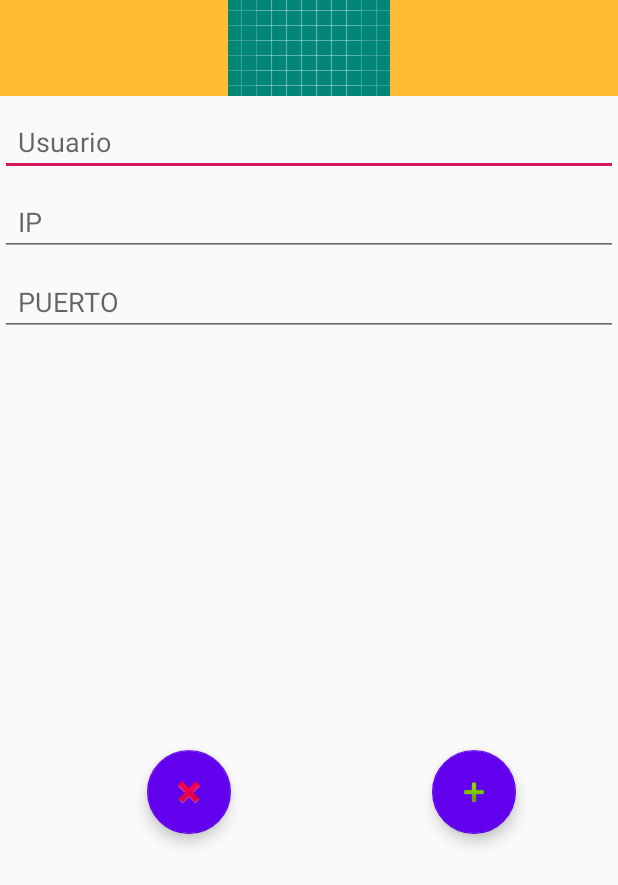
After one commit to MariaAdrover/KillerPad, an Android app: the layout dialog_connect.xml on its own in the app's theme, with its tools: preview values and no code run, on a phone screen of 412 x 824 dp. The commit adds this screen. Shown: the top 885 px of the screen. Run offline under Robolectric (Android 15) with nearby library versions, the phone set to English and light mode, and no system bars.

Commit message:
acabado el layout del dialog
Acabado y corregido el layout del dialog. El boton de acceptar lleva al mando (sin nada dentro). Falta añadir una restincion que no permita iniciar el mando sin ninguna ip, puerto ni usr

test

```diff
--- /dev/null
+++ b/app/src/main/res/layout/dialog_connect.xml
@@ -0,0 +1,88 @@
+<?xml version="1.0" encoding="utf-8"?>
+<android.support.constraint.ConstraintLayout
+    xmlns:android="http://schemas.android.com/apk/res/android"
+    xmlns:app="http://schemas.android.com/apk/res-auto"
+    xmlns:tools="http://schemas.android.com/tools"
+    android:layout_width="match_parent"
+    android:layout_height="match_parent">
+
+    <android.support.design.widget.FloatingActionButton
+        android:id="@+id/fButtonAceptar"
+        android:layout_width="wrap_content"
+        android:layout_height="wrap_content"
+        android:layout_marginTop="16dp"
+        android:layout_marginEnd="68dp"
+        android:layout_marginBottom="8dp"
+        android:clickable="true"
+        android:paddingBottom="4dp"
+        app:backgroundTint="@color/design_default_color_primary"
+        app:layout_constraintBottom_toBottomOf="parent"
+        app:layout_constraintEnd_toEndOf="parent"
+        app:layout_constraintTop_toBottomOf="@+id/puerto"
+        app:srcCompat="@android:drawable/ic_input_add" />
+
+    <android.support.design.widget.FloatingActionButton
+        android:id="@+id/fButtonCancelar"
+        android:layout_width="wrap_content"
+        android:layout_height="wrap_content"
+        android:layout_marginStart="64dp"
+        android:layout_marginTop="16dp"
+        android:layout_marginEnd="100dp"
+        android:layout_marginBottom="8dp"
+        android:clickable="true"
+        android:paddingBottom="4dp"
+        app:backgroundTint="@color/design_default_color_primary"
+        app:layout_constraintBottom_toBottomOf="parent"
+        app:layout_constraintEnd_toStartOf="@+id/fButtonAceptar"
+        app:layout_constraintStart_toStartOf="parent"
+        app:layout_constraintTop_toBottomOf="@+id/puerto"
+        app:srcCompat="@android:drawable/ic_delete" />
+
+
+    <ImageView
+        android:id="@+id/imageView2"
+        android:layout_width="match_parent"
+        android:layout_height="64dp"
+        android:layout_marginTop="0dp"
+        android:background="#FFFFBB33"
+        android:contentDescription="@string/app_name"
+        android:scaleType="center"
+        android:src="@drawable/ic_launcher_background"
+        app:layout_constraintTop_toTopOf="parent"
+        tools:layout_editor_absoluteX="33dp" />
+
+    <EditText
+        android:id="@+id/username"
+        android:layout_width="match_parent"
+        android:layout_height="wrap_content"
+        android:layout_marginTop="8dp"
+        android:paddingLeft="12dp"
+        android:hint="@string/usuario"
+        app:layout_constraintTop_toBottomOf="@+id/imageView2"
+        tools:layout_editor_absoluteX="0dp" />
+
+    <EditText
+        android:id="@+id/ip"
+        android:layout_width="match_parent"
+        android:layout_height="wrap_content"
+        android:layout_marginTop="8dp"
+        android:digits="0123456789."
+        android:paddingLeft="12dp"
+        android:hint="@string/ip"
+        app:layout_constraintTop_toBottomOf="@+id/username"
+        tools:layout_editor_absoluteX="16dp" />
+
+    <EditText
+        android:id="@+id/puerto"
+        android:layout_width="match_parent"
+        android:layout_height="wrap_content"
+        android:layout_marginTop="8dp"
+        android:fontFamily="sans-serif"
+        android:paddingLeft="12dp"
+        android:hint="@string/puerto"
+        android:inputType="number"
+        app:layout_constraintTop_toBottomOf="@+id/ip"
+        tools:layout_editor_absoluteX="0dp" />
+
+
+</android.support.constraint.ConstraintLayout>
--- /dev/null
+++ b/app/src/main/res/layout/dialog_scores_list.xml
@@ -0,0 +1,6 @@
+<?xml version="1.0" encoding="utf-8"?>
+<android.support.constraint.ConstraintLayout
+    xmlns:android="http://schemas.android.com/apk/res/android" android:layout_width="match_parent"
+    android:layout_height="match_parent">
+
+</android.support.constraint.ConstraintLayout>
--- a/app/src/main/res/values/strings.xml
+++ b/app/src/main/res/values/strings.xml
@@ -6,6 +6,7 @@
     <string name="board">Board</string>
     <string name="go_to_pad_activity">go to pad activity</string>
     <string name="title_activity_jjj">jjj</string>
+    <string name="usuario">Usuario</string>
     <string name="ip">IP</string>
     <string name="puerto">PUERTO</string>
 
```
Also changed, not shown: app/src/main/java/com/example/killerpad/MenuFragment.java (+21 -7 lines), app/src/main/res/layout/dialog_configuration.xml (added, +8 -0 lines), app/src/main/res/layout/dialog_score_item.xml (added, +43 -0 lines), app/src/main/res/layout/dialog_signin.xml (deleted, +0 -43 lines).
